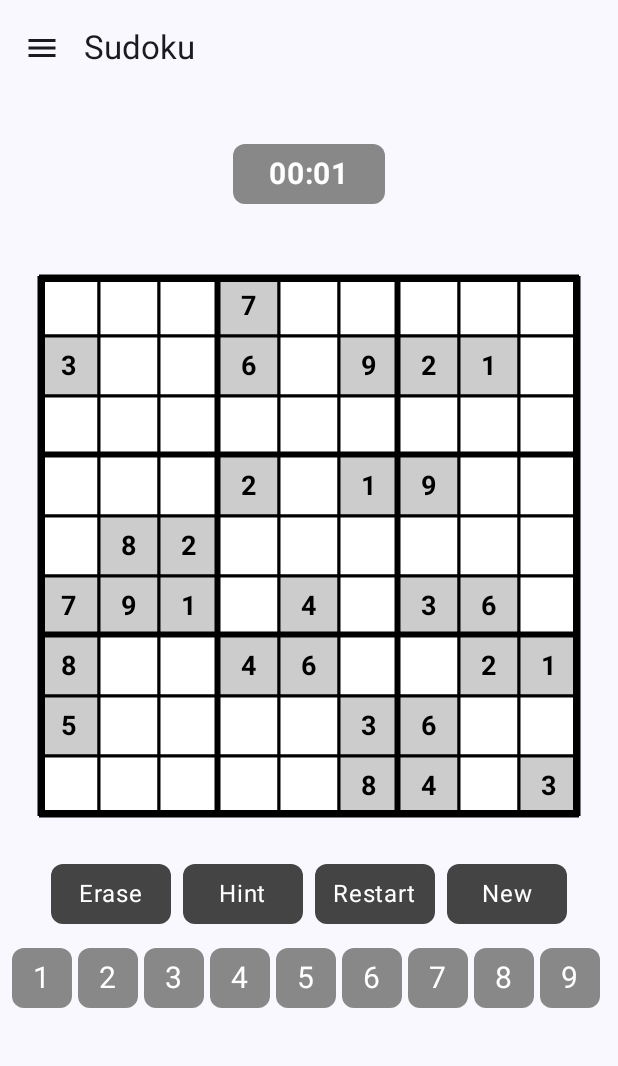
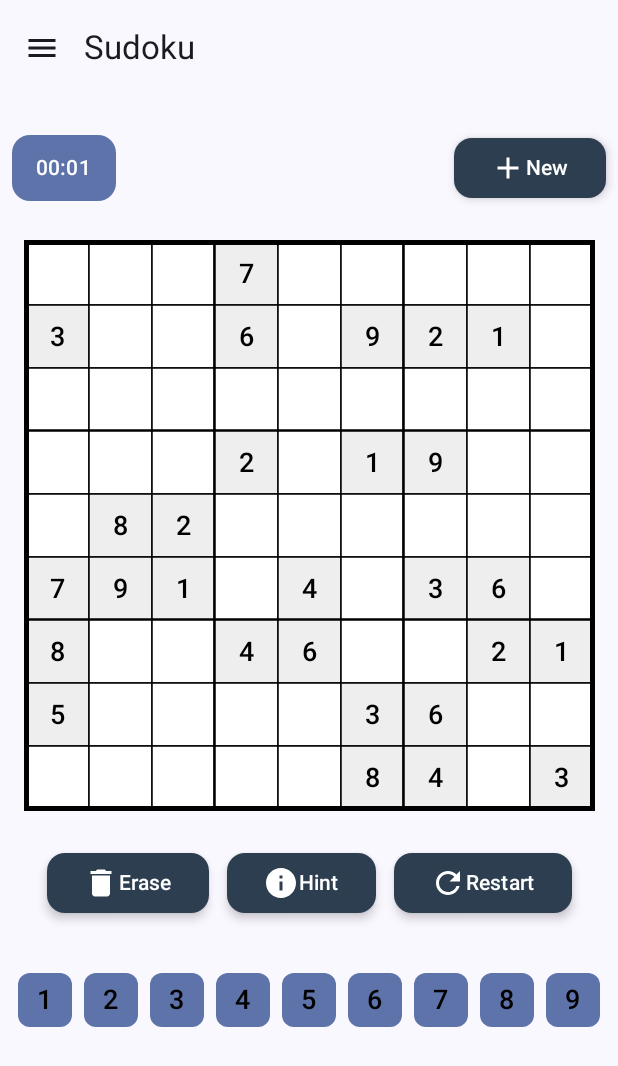
Before and after one commit to katarinakovacova/Phelela-Mind, an Android app built with Jetpack Compose: the SudokuScreen screen opened through its navigation route, on a phone screen of 412 x 824 dp. Shown: the top 1066 px of the screen. Run offline under Robolectric (Android 15) with nearby library versions, the phone set to English and light mode, and no system bars; our stand-ins replace Room's generated code; 1 statement that could not run was skipped.

```diff
--- a/app/src/main/java/com/example/phelela_mind/MainActivity.kt
+++ b/app/src/main/java/com/example/phelela_mind/MainActivity.kt
@@ -1,9 +1,11 @@
 package com.example.phelela_mind
 
+import android.os.Build
 import android.os.Bundle
 import android.widget.Toast
 import androidx.activity.ComponentActivity
 import androidx.activity.compose.setContent
+import androidx.annotation.RequiresApi
 import androidx.compose.foundation.layout.Spacer
 import androidx.compose.foundation.layout.height
 import androidx.compose.material.icons.Icons
@@ -54,6 +56,7 @@ import kotlinx.coroutines.launch
 
 class MainActivity : ComponentActivity() {
 
+    @RequiresApi(Build.VERSION_CODES.O)
     @OptIn(ExperimentalMaterial3Api::class)
     override fun onCreate(savedInstanceState: Bundle?) {
         super.onCreate(savedInstanceState)
--- a/app/src/main/java/com/example/phelela_mind/ui/components/sudoku/ActionBar.kt
+++ b/app/src/main/java/com/example/phelela_mind/ui/components/sudoku/ActionBar.kt
@@ -1,11 +1,10 @@
 package com.example.phelela_mind.ui.components.sudoku
 
-import androidx.compose.foundation.layout.Arrangement
-import androidx.compose.foundation.layout.Row
-import androidx.compose.foundation.layout.Spacer
-import androidx.compose.foundation.layout.fillMaxWidth
-import androidx.compose.foundation.layout.width
+import androidx.compose.foundation.layout.*
+import androidx.compose.material.icons.Icons
+import androidx.compose.material.icons.filled.*
 import androidx.compose.runtime.Composable
+import androidx.compose.ui.Alignment
 import androidx.compose.ui.Modifier
 import androidx.compose.ui.unit.dp
 
@@ -13,22 +12,19 @@ import androidx.compose.ui.unit.dp
 fun ActionBar(
     onErase: () -> Unit,
     onHint: () -> Unit,
-    onGetNewSudoku: () -> Unit,
     onRestart: () -> Unit,
 ) {
     Row(
+        modifier = Modifier
+            .fillMaxWidth()
+            .padding(8.dp),
         horizontalArrangement = Arrangement.Center,
-        modifier = Modifier.fillMaxWidth()
+        verticalAlignment = Alignment.CenterVertically
     ) {
-        ActionButton(text = "Erase", onClick = onErase)
-        Spacer(modifier = Modifier.width(8.dp))
-
-        ActionButton(text = "Hint", onClick = onHint)
-        Spacer(modifier = Modifier.width(8.dp))
-
-        ActionButton(text = "Restart", onClick = onRestart)
-        Spacer(modifier = Modifier.width(8.dp))
-
-        ActionButton(text = "New", onClick = onGetNewSudoku)
+        ActionButton(text = "Erase", icon = Icons.Default.Delete, onClick = onErase)
+        Spacer(modifier = Modifier.width(12.dp))
+        ActionButton(text = "Hint", icon = Icons.Default.Info, onClick = onHint)
+        Spacer(modifier = Modifier.width(12.dp))
+        ActionButton(text = "Restart", icon = Icons.Default.Refresh, onClick = onRestart)
     }
 }
--- a/app/src/main/java/com/example/phelela_mind/ui/components/sudoku/ActionButton.kt
+++ b/app/src/main/java/com/example/phelela_mind/ui/components/sudoku/ActionButton.kt
@@ -1,27 +1,35 @@
 package com.example.phelela_mind.ui.components.sudoku
 
-import androidx.compose.foundation.background
-import androidx.compose.foundation.clickable
-import androidx.compose.foundation.layout.Box
-import androidx.compose.foundation.layout.size
 import androidx.compose.foundation.shape.RoundedCornerShape
+import androidx.compose.material3.Button
+import androidx.compose.material3.ButtonDefaults
+import androidx.compose.material3.Icon
 import androidx.compose.material3.Text
 import androidx.compose.runtime.Composable
-import androidx.compose.ui.Alignment
+import androidx.compose.ui.graphics.vector.ImageVector
+import androidx.compose.ui.unit.dp
+import androidx.compose.ui.unit.sp
 import androidx.compose.ui.Modifier
 import androidx.compose.ui.graphics.Color
-import androidx.compose.ui.unit.dp
-import androidx.compose.ui.unit.sp
 
 @Composable
-fun ActionButton(text: String, onClick: () -> Unit) {
-    Box(
-        modifier = Modifier
-            .size(80.dp, 40.dp)
-            .background(Color.DarkGray, shape = RoundedCornerShape(8.dp))
-            .clickable { onClick() },
-        contentAlignment = Alignment.Center
+fun ActionButton(
+    text: String,
+    icon: ImageVector,
+    onClick: () -> Unit,
+    modifier: Modifier = Modifier
+) {
+    Button(
+        onClick = onClick,
+        modifier = modifier,
+        shape = RoundedCornerShape(12.dp),
+        colors = ButtonDefaults.buttonColors(
+            containerColor = Color(0xFF2C3E50),
+            contentColor = Color.White
+        ),
+        elevation = ButtonDefaults.buttonElevation(defaultElevation = 4.dp)
     ) {
-        Text(text = text, fontSize = 16.sp, color = Color.White)
+        Icon(imageVector = icon, contentDescription = null)
+        Text(text = text, fontSize = 14.sp)
     }
 }
--- /dev/null
+++ b/app/src/main/java/com/example/phelela_mind/ui/components/sudoku/GameTopBar.kt
@@ -0,0 +1,44 @@
+package com.example.phelela_mind.ui.components.sudoku
+
+import androidx.compose.foundation.layout.Arrangement
+import androidx.compose.foundation.layout.Row
+import androidx.compose.foundation.layout.fillMaxWidth
+import androidx.compose.foundation.layout.padding
+import androidx.compose.material.icons.Icons
+import androidx.compose.material.icons.filled.Add
+import androidx.compose.runtime.Composable
+import androidx.compose.ui.Alignment
+import androidx.compose.ui.Modifier
+import androidx.compose.ui.unit.dp
+
+@Composable
+fun GameTopBar(
+    onNewGame: () -> Unit,
+    minutes: String,
+    seconds: String,
+    onStop: () -> Unit,
+    onStart: () -> Unit
+) {
+    Row(
+        modifier = Modifier
+            .fillMaxWidth()
+            .padding(8.dp),
+        horizontalArrangement = Arrangement.SpaceBetween,
+        verticalAlignment = Alignment.CenterVertically
+    ) {
+        TimerDisplay(
+            minutes = minutes,
+            seconds = seconds,
+            onStop = onStop,
+            onStart = onStart
+        )
+
+        ActionButton(
+            text = "New",
+            icon = Icons.Default.Add,
+            onClick = onNewGame,
+            modifier = Modifier
+        )
+
+    }
+}
--- a/app/src/main/java/com/example/phelela_mind/ui/components/sudoku/NumberSelector.kt
+++ b/app/src/main/java/com/example/phelela_mind/ui/components/sudoku/NumberSelector.kt
@@ -2,35 +2,53 @@ package com.example.phelela_mind.ui.components.sudoku
 
 import androidx.compose.foundation.background
 import androidx.compose.foundation.clickable
-import androidx.compose.foundation.layout.Arrangement
-import androidx.compose.foundation.layout.Box
-import androidx.compose.foundation.layout.Row
-import androidx.compose.foundation.layout.Spacer
-import androidx.compose.foundation.layout.size
-import androidx.compose.foundation.layout.width
+import androidx.compose.foundation.interaction.MutableInteractionSource
+import androidx.compose.foundation.layout.*
 import androidx.compose.foundation.shape.RoundedCornerShape
+import androidx.compose.material3.MaterialTheme
 import androidx.compose.material3.Text
 import androidx.compose.runtime.Composable
+import androidx.compose.runtime.remember
 import androidx.compose.ui.Alignment
 import androidx.compose.ui.Modifier
 import androidx.compose.ui.graphics.Color
+import androidx.compose.ui.text.font.FontWeight
 import androidx.compose.ui.unit.dp
 import androidx.compose.ui.unit.sp
 
 @Composable
 fun NumberSelector(onNumberSelected: (Int) -> Unit) {
-    Row(horizontalArrangement = Arrangement.Center) {
+    Row(
+        modifier = Modifier
+            .fillMaxWidth()
+            .padding(vertical = 12.dp),
+        horizontalArrangement = Arrangement.Center,
+        verticalAlignment = Alignment.CenterVertically
+    ) {
         for (num in 1..9) {
             Box(
                 modifier = Modifier
-                    .size(40.dp)
-                    .background(Color.Gray, shape = RoundedCornerShape(8.dp))
-                    .clickable { onNumberSelected(num) },
+                    .size(36.dp)
+                    .background(
+                        color = MaterialTheme.colorScheme.primaryContainer,
+                        shape = RoundedCornerShape(8.dp)
+                    )
+                    .clickable(
+                        indication = null,
+                        interactionSource = remember { MutableInteractionSource() }
+                    ) {
+                        onNumberSelected(num)
+                    },
                 contentAlignment = Alignment.Center
             ) {
-                Text(text = num.toString(), fontSize = 20.sp, color = Color.White)
+                Text(
+                    text = num.toString(),
+                    color = Color.Black,
+                    fontSize = 18.sp,
+                    fontWeight = FontWeight.Medium
+                )
             }
-            Spacer(modifier = Modifier.width(4.dp))
+            if (num != 9) Spacer(modifier = Modifier.width(8.dp))
         }
     }
 }
--- a/app/src/main/java/com/example/phelela_mind/ui/components/sudoku/SudokuCell.kt
+++ b/app/src/main/java/com/example/phelela_mind/ui/components/sudoku/SudokuCell.kt
@@ -4,6 +4,7 @@ import androidx.compose.foundation.background
 import androidx.compose.foundation.clickable
 import androidx.compose.foundation.layout.Box
 import androidx.compose.foundation.layout.size
+import androidx.compose.material3.MaterialTheme
 import androidx.compose.material3.Text
 import androidx.compose.runtime.Composable
 import androidx.compose.ui.Alignment
@@ -24,60 +25,43 @@ fun SudokuCell(
     hasBottomBorder: Boolean,
     onClick: () -> Unit
 ) {
+    val backgroundColor = when {
+        isSelected -> Color(0xFFDCE3FF)
+        isOriginal -> Color(0xFFEEEEEE)
+        else -> Color.White
+    }
+
+    val textColor = if (isOriginal) Color.Black else MaterialTheme.colorScheme.primary
+
     Box(
         contentAlignment = Alignment.Center,
         modifier = Modifier
-            .size(40.dp)
-            .background(
-                when {
-                    isOriginal -> Color.LightGray
-                    isSelected -> Color.Yellow
-                    else -> Color.White
-                }
-            )
+            .size(42.dp)
+            .background(backgroundColor)
             .clickable(enabled = !isOriginal, onClick = onClick)
             .drawBehind {
-                val borderThickness = 2.dp.toPx()
-                val thickBorder = 6.dp.toPx()
+                val normalBorder = 1.dp.toPx()
+                val thickBorder = 2.5.dp.toPx()
+                val black = Color.Black
 
-                drawLine(Color.Black, Offset(0f, 0f), Offset(size.width, 0f), borderThickness)
-                drawLine(Color.Black, Offset(0f, 0f), Offset(0f, size.height), borderThickness)
-                drawLine(
-                    Color.Black,
-                    Offset(size.width, 0f),
-                    Offset(size.width, size.height),
-                    borderThickness
-                )
-                drawLine(
-                    Color.Black,
-                    Offset(0f, size.height),
-                    Offset(size.width, size.height),
-                    borderThickness
-                )
+                drawLine(black, Offset(0f, 0f), Offset(size.width, 0f), normalBorder)
+                drawLine(black, Offset(0f, 0f), Offset(0f, size.height), normalBorder)
+                drawLine(black, Offset(size.width, 0f), Offset(size.width, size.height), normalBorder)
+                drawLine(black, Offset(0f, size.height), Offset(size.width, size.height), normalBorder)
 
                 if (hasRightBorder) {
-                    drawLine(
-                        Color.Black,
-                        Offset(size.width, 0f),
-                        Offset(size.width, size.height),
-                        thickBorder
-                    )
+                    drawLine(black, Offset(size.width, 0f), Offset(size.width, size.height), thickBorder)
                 }
                 if (hasBottomBorder) {
-                    drawLine(
-                        Color.Black,
-                        Offset(0f, size.height),
-                        Offset(size.width, size.height),
-                        thickBorder
-                    )
+                    drawLine(black, Offset(0f, size.height), Offset(size.width, size.height), thickBorder)
                 }
             }
     ) {
         Text(
             text = number?.toString() ?: "",
             fontSize = 18.sp,
-            fontWeight = FontWeight.Bold,
-            color = if (isOriginal) Color.Black else Color.Blue
+            fontWeight = FontWeight.SemiBold,
+            color = textColor
         )
     }
 }
--- a/app/src/main/java/com/example/phelela_mind/ui/components/sudoku/SudokuGrid.kt
+++ b/app/src/main/java/com/example/phelela_mind/ui/components/sudoku/SudokuGrid.kt
@@ -1,10 +1,10 @@
 package com.example.phelela_mind.ui.components.sudoku
 
-import androidx.compose.foundation.background
 import androidx.compose.foundation.border
 import androidx.compose.foundation.layout.Column
 import androidx.compose.foundation.layout.Row
 import androidx.compose.foundation.layout.padding
+import androidx.compose.foundation.layout.wrapContentSize
 import androidx.compose.runtime.Composable
 import androidx.compose.ui.Modifier
 import androidx.compose.ui.graphics.Color
@@ -19,9 +19,9 @@ fun SudokuGrid(
 ) {
     Column(
         modifier = Modifier
-            .padding(16.dp)
-            .border(4.dp, Color.Black)
-            .background(Color.Black)
+            .wrapContentSize()
+            .border(3.dp, Color.Black)
+            .padding(1.dp)
     ) {
         for (rowIndex in 0..8) {
             Row {
--- a/app/src/main/java/com/example/phelela_mind/ui/components/sudoku/TimerDisplay.kt
+++ b/app/src/main/java/com/example/phelela_mind/ui/components/sudoku/TimerDisplay.kt
@@ -1,22 +1,29 @@
 package com.example.phelela_mind.ui.components.sudoku
 
-import androidx.compose.foundation.background
 import androidx.compose.foundation.clickable
 import androidx.compose.foundation.layout.Box
 import androidx.compose.foundation.layout.padding
 import androidx.compose.foundation.shape.RoundedCornerShape
+import androidx.compose.material3.MaterialTheme
+import androidx.compose.material3.Surface
 import androidx.compose.material3.Text
 import androidx.compose.runtime.Composable
 import androidx.compose.ui.Modifier
-import androidx.compose.ui.graphics.Color
-import androidx.compose.ui.text.font.FontWeight
 import androidx.compose.ui.unit.dp
-import androidx.compose.ui.unit.sp
 
 @Composable
-fun TimerDisplay(minutes: String, seconds: String, onStop: () -> Unit, onStart: () -> Unit) {
-    Box(
-        modifier = Modifier
+fun TimerDisplay(
+    minutes: String,
+    seconds: String,
+    onStop: () -> Unit,
+    onStart: () -> Unit,
+    modifier: Modifier = Modifier
+) {
+    Surface(
+        shape = RoundedCornerShape(12.dp),
+        color = MaterialTheme.colorScheme.primaryContainer,
+        tonalElevation = 4.dp,
+        modifier = modifier
             .clickable {
                 if (minutes == "00" && seconds == "00") {
                     onStart()
@@ -24,15 +31,15 @@ fun TimerDisplay(minutes: String, seconds: String, onStop: () -> Unit, onStart:
                     onStop()
                 }
             }
-            .padding(16.dp)
-            .background(Color.Gray, shape = RoundedCornerShape(8.dp))
-            .padding(horizontal = 24.dp, vertical = 8.dp)
     ) {
-        Text(
-            text = "$minutes:$seconds",
-            fontSize = 20.sp,
-            fontWeight = FontWeight.Bold,
-            color = Color.White
-        )
+        Box(
+            modifier = Modifier.padding(horizontal = 16.dp, vertical = 12.dp)
+        ) {
+            Text(
+                text = "$minutes:$seconds",
+                style = MaterialTheme.typography.labelLarge,
+                color = MaterialTheme.colorScheme.onPrimaryContainer
+            )
+        }
     }
 }
--- a/app/src/main/java/com/example/phelela_mind/ui/screens/SudokuScreen.kt
+++ b/app/src/main/java/com/example/phelela_mind/ui/screens/SudokuScreen.kt
@@ -8,22 +8,21 @@ import androidx.compose.foundation.layout.height
 import androidx.compose.foundation.layout.padding
 import androidx.compose.runtime.Composable
 import androidx.compose.runtime.LaunchedEffect
-import androidx.compose.runtime.getValue
 import androidx.compose.runtime.mutableIntStateOf
 import androidx.compose.runtime.mutableStateOf
 import androidx.compose.runtime.remember
+import androidx.compose.runtime.getValue
 import androidx.compose.runtime.setValue
 import androidx.compose.ui.Alignment
 import androidx.compose.ui.Modifier
 import androidx.compose.ui.unit.dp
 import com.example.phelela_mind.domain.sudoku.GenerateSudokuUseCase
 import com.example.phelela_mind.domain.sudoku.MaskSudokuUseCase
+import com.example.phelela_mind.ui.components.sudoku.ActionBar
+import com.example.phelela_mind.ui.components.sudoku.GameTopBar
 import com.example.phelela_mind.ui.components.sudoku.NumberSelector
 import com.example.phelela_mind.ui.components.sudoku.Overlay
 import com.example.phelela_mind.ui.components.sudoku.SudokuGrid
-import com.example.phelela_mind.ui.components.sudoku.TimerDisplay
-import com.example.phelela_mind.ui.components.sudoku.ActionBar
-
 import kotlinx.coroutines.delay
 
 @Composable
@@ -45,13 +44,7 @@ fun SudokuScreen(modifier: Modifier = Modifier) {
     }
 
     var sudokuState by remember { mutableStateOf(initialSudokuState) }
-
-    var originalCells by remember {
-        mutableStateOf(
-            initialMask.map { row -> row.map { it } }
-        )
-    }
-
+    var originalCells by remember { mutableStateOf(initialMask.map { row -> row.map { it } }) }
     var selectedCell by remember { mutableStateOf<Pair<Int, Int>?>(null) }
 
     var time by remember { mutableIntStateOf(0) }
@@ -68,9 +61,7 @@ fun SudokuScreen(modifier: Modifier = Modifier) {
         isOverlayVisible = false
     }
 
-    LaunchedEffect(Unit) {
-        startTimer()
-    }
+    LaunchedEffect(Unit) { startTimer() }
 
     LaunchedEffect(isTimerRunning) {
         if (isTimerRunning) {
@@ -91,8 +82,29 @@ fun SudokuScreen(modifier: Modifier = Modifier) {
         horizontalAlignment = Alignment.CenterHorizontally,
         verticalArrangement = Arrangement.Top
     ) {
+        GameTopBar(
+            onNewGame = {
+                time = 0
+                startTimer()
 
-        TimerDisplay(minutes, seconds, onStop = stopTimer, onStart = startTimer)
+                completeSudoku = sudokuSolver.generateSudokuGrid()
+                val newSudokuMask = maskSudoku.generateVisibleMask()
+                val newSudoku = completeSudoku.mapIndexed { row, rowList ->
+                    rowList.mapIndexed { col, value ->
+                        if (newSudokuMask[row][col]) value else null
+                    }
+                }
+
+                sudokuState = newSudoku
+                initialSudokuState = newSudoku.map { it.toList() }
+                originalCells = newSudoku.map { row -> row.map { it != null } }
+                selectedCell = null
+            },
+            minutes = minutes,
+            seconds = seconds,
+            onStop = stopTimer,
+            onStart = startTimer
+        )
 
         Spacer(modifier = Modifier.height(16.dp))
 
@@ -103,7 +115,11 @@ fun SudokuScreen(modifier: Modifier = Modifier) {
             })
         }
 
-        SudokuGrid(sudokuState, originalCells, selectedCell) { row, col ->
+        SudokuGrid(
+            sudoku = sudokuState,
+            originalCells = originalCells,
+            selectedCell = selectedCell
+        ) { row, col ->
             if (!originalCells[row][col]) {
                 selectedCell = if (selectedCell == Pair(row, col)) null else Pair(row, col)
             }
@@ -132,25 +148,7 @@ fun SudokuScreen(modifier: Modifier = Modifier) {
                     }
                 }
             },
-            onGetNewSudoku = {
-                time = 0
-                startTimer()
-
-                completeSudoku = sudokuSolver.generateSudokuGrid()
-
-                val newSudokuMask = maskSudoku.generateVisibleMask()
-                val newSudoku = completeSudoku.mapIndexed { row, rowList ->
-                    rowList.mapIndexed { col, value ->
-                        if (newSudokuMask[row][col]) value else null
-                    }
-                }
-
-                sudokuState = newSudoku
-                initialSudokuState = newSudoku.map { it.toList() }
-                originalCells = newSudoku.map { row -> row.map { it != null } }
-                selectedCell = null
-            },
-                    onRestart = {
+            onRestart = {
                 sudokuState = initialSudokuState.map { it.toList() }
                 selectedCell = null
             }
--- a/app/src/main/java/com/example/phelela_mind/ui/viewmodel/TaskViewModel.kt
+++ b/app/src/main/java/com/example/phelela_mind/ui/viewmodel/TaskViewModel.kt
@@ -107,5 +107,4 @@ class TaskViewModel(private val taskDao: TaskDao) : ViewModel() {
     private val todayEnd: Long
         @RequiresApi(Build.VERSION_CODES.O)
         get() = LocalDate.now().plusDays(1).atStartOfDay(ZoneId.systemDefault()).toInstant().toEpochMilli()
-
 }
```
Also changed, not shown: app/src/main/java/com/example/phelela_mind/ui/components/sudoku/Overlay.kt (+33 -24 lines), app/src/main/java/com/example/phelela_mind/ui/screens/HomeScreen.kt (+31 -1 lines), app/src/main/java/com/example/phelela_mind/ui/screens/TaskScreen.kt (+67 -2 lines).
